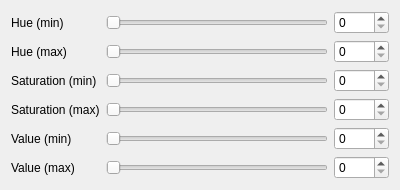
Qt form src/preprocessor/gui/hsv_threshold.ui (CAMBioMed/preprocessor) before a commit.
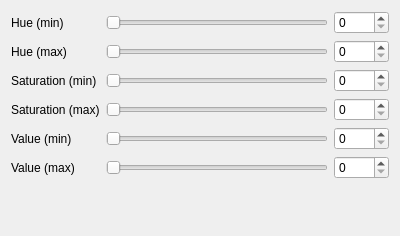
The same form after that commit.

Commit message: Add HSV threshold widget

```diff
--- a/src/preprocessor/gui/hsv_threshold.ui
+++ b/src/preprocessor/gui/hsv_threshold.ui
@@ -7,7 +7,7 @@
     <x>0</x>
     <y>0</y>
     <width>400</width>
-    <height>190</height>
+    <height>236</height>
    </rect>
   </property>
   <property name="windowTitle">
```
The commit also changes 4 other files.
